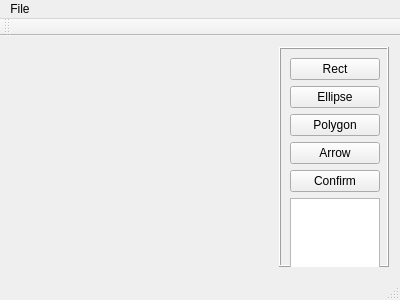
Old version of the form image_viewer/viewer.ui in the repository RISK46kaf/Practise.
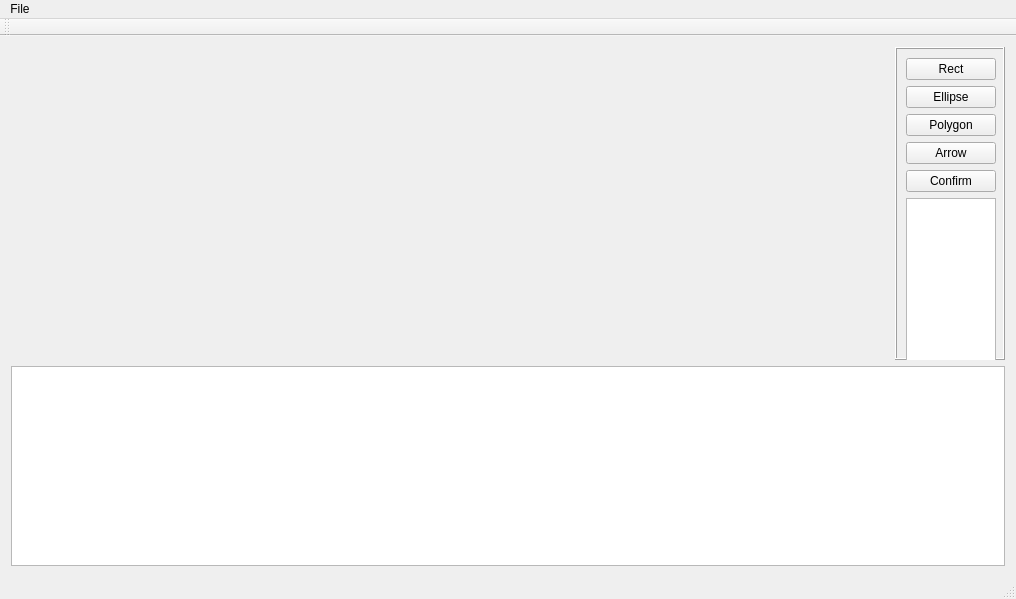
New version of the form.

What changed in the file:
```diff
--- a/image_viewer/viewer.ui
+++ b/image_viewer/viewer.ui
@@ -6,8 +6,8 @@
    <rect>
     <x>0</x>
     <y>0</y>
-    <width>400</width>
-    <height>300</height>
+    <width>1016</width>
+    <height>599</height>
    </rect>
   </property>
   <property name="windowTitle">
@@ -175,6 +175,22 @@
     <item row="0" column="0">
      <layout class="QGridLayout" name="previewLayout"/>
     </item>
+    <item row="1" column="0" colspan="2">
+     <widget class="QListWidget" name="listWidget_2">
+      <property name="minimumSize">
+       <size>
+        <width>0</width>
+        <height>200</height>
+       </size>
+      </property>
+      <property name="maximumSize">
+       <size>
+        <width>16777215</width>
+        <height>200</height>
+       </size>
+      </property>
+     </widget>
+    </item>
    </layout>
   </widget>
   <widget class="QMenuBar" name="menuBar">
@@ -182,7 +198,7 @@
     <rect>
      <x>0</x>
      <y>0</y>
-     <width>400</width>
+     <width>1016</width>
      <height>21</height>
     </rect>
    </property>
```
